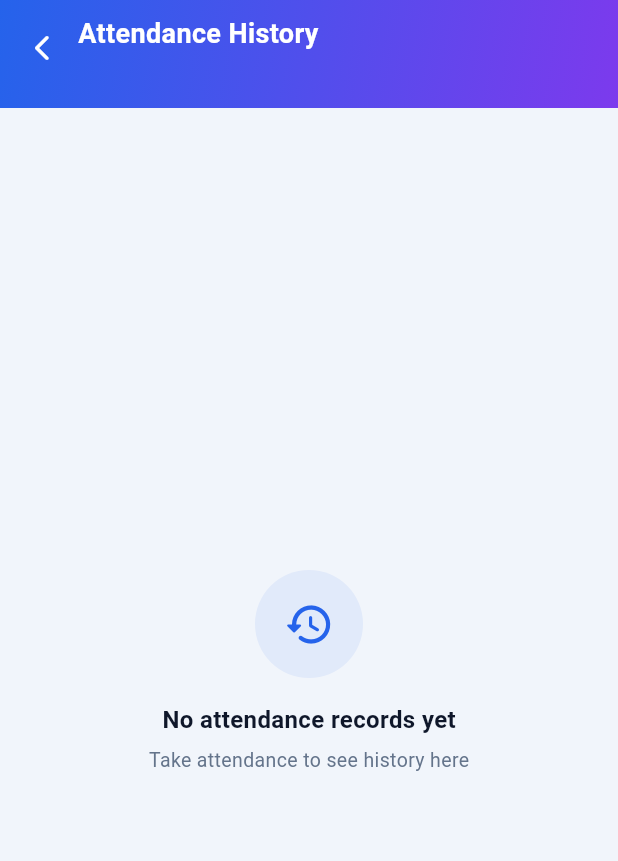
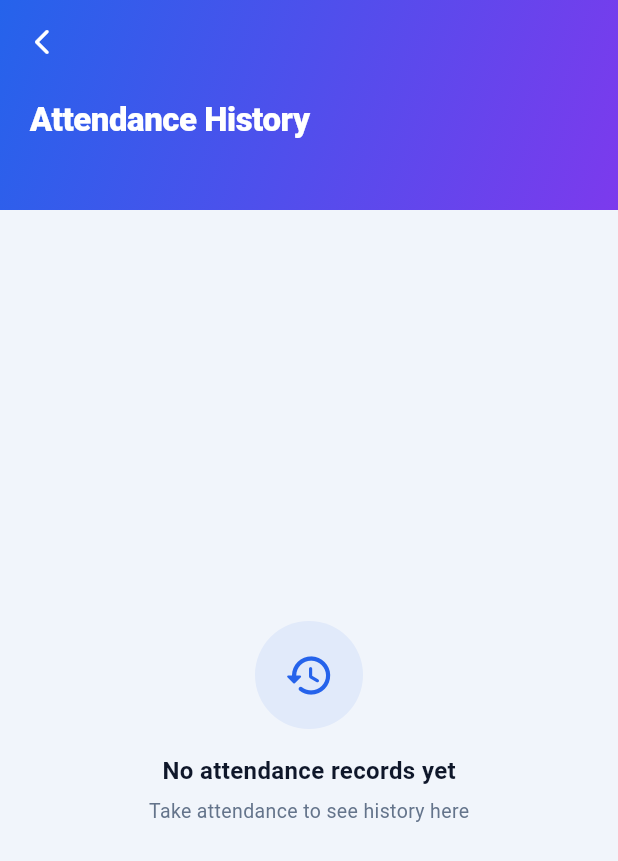
Before and after one commit to mardy-cse/Classora, a Flutter app: the AttendanceHistoryScreen screen opened directly with empty values, on a phone screen of 412 x 824 dp. Shown: the top 861 px of the screen. Run offline on Flutter 3.47's test engine with Material 3 defaults, Android fonts, the phone set to English and light mode, and no system bars; our stand-ins replace cloud_firestore, firebase_auth, firebase_core, google_sign_in; accounts and stored records are empty.

Commit message:
ui: batch detail & attendance history - fade-in title on scroll, equal button widths, status badge beside code, header height 140

```diff
--- a/lib/screens/attendance_history_screen.dart
+++ b/lib/screens/attendance_history_screen.dart
@@ -38,6 +38,7 @@ class _AttendanceHistoryScreenState extends State<AttendanceHistoryScreen>
   bool _loading = true;
   String? _error;
   List<Map<String, dynamic>> _records = [];
+  bool _showTitle = false;
 
   final _uid = FirebaseAuth.instance.currentUser!.uid;
 
@@ -129,12 +130,50 @@ class _AttendanceHistoryScreenState extends State<AttendanceHistoryScreen>
 
   @override
   Widget build(BuildContext context) {
+    final topPad = MediaQuery.of(context).padding.top;
+    final expandedHeight = 140.0;
+
     return Scaffold(
       backgroundColor: _kBg,
-      body: Column(
-        children: [
-          // ── Header ──────────────────────────────────────────────────────
-          Container(
+      body: NotificationListener<ScrollNotification>(
+        onNotification: (n) {
+          if (n is ScrollUpdateNotification) {
+            final collapsed = n.metrics.pixels > 60;
+            if (collapsed != _showTitle) setState(() => _showTitle = collapsed);
+          }
+          return false;
+        },
+        child: CustomScrollView(
+          physics: const BouncingScrollPhysics(),
+          slivers: [
+            // ── AppBar ──────────────────────────────────────────────────────
+            SliverAppBar(
+              pinned: true,
+              expandedHeight: expandedHeight,
+              backgroundColor: _kPrimary,
+              foregroundColor: Colors.white,
+              elevation: 0,
+              automaticallyImplyLeading: false,
+              leading: IconButton(
+                icon: const Icon(Icons.arrow_back_ios_new_rounded,
+                    size: 20, color: Colors.white),
+                onPressed: () => Navigator.of(context).pop(),
+              ),
+              title: AnimatedOpacity(
+                opacity: _showTitle ? 1.0 : 0.0,
+                duration: const Duration(milliseconds: 200),
+                child: Text(
+                  widget.batchName,
+                  style: const TextStyle(
+                    color: Colors.white,
+                    fontSize: 17,
+                    fontWeight: FontWeight.w700,
+                  ),
+                ),
+              ),
+              flexibleSpace: FlexibleSpaceBar(
+                collapseMode: CollapseMode.pin,
+                background: Container(
                   decoration: const BoxDecoration(
                     gradient: LinearGradient(
                       colors: [_kPrimary, _kPurple],
@@ -142,57 +181,28 @@ class _AttendanceHistoryScreenState extends State<AttendanceHistoryScreen>
                       end: Alignment.bottomRight,
                     ),
                   ),
-            child: SafeArea(
-              bottom: false,
                   child: Padding(
-                padding: const EdgeInsets.fromLTRB(4, 8, 16, 16),
-                child: Row(
-                  children: [
-                    IconButton(
-                      icon: const Icon(Icons.arrow_back_ios_new_rounded,
-                          color: Colors.white, size: 20),
-                      onPressed: () => Navigator.of(context).pop(),
-                    ),
-                    Expanded(
+                    padding: EdgeInsets.fromLTRB(20, topPad + kToolbarHeight, 16, 20),
                     child: Column(
                       crossAxisAlignment: CrossAxisAlignment.start,
+                      mainAxisAlignment: MainAxisAlignment.end,
                       children: [
                         const Text(
                           'Attendance History',
                           style: TextStyle(
                             color: Colors.white,
-                              fontSize: 18,
-                              fontWeight: FontWeight.w700,
+                            fontSize: 22,
+                            fontWeight: FontWeight.w800,
+                            letterSpacing: -0.3,
                           ),
                         ),
+                        const SizedBox(height: 6),
                         Text(
                           widget.batchName,
                           style: TextStyle(
-                              color: Colors.white.withOpacity(0.8),
+                            color: Colors.white.withOpacity(0.75),
                             fontSize: 13,
-                              fontWeight: FontWeight.w400,
-                            ),
-                          ),
-                        ],
-                      ),
-                    ),
-                    if (_records.isNotEmpty)
-                      Container(
-                        padding: const EdgeInsets.symmetric(
-                            horizontal: 10, vertical: 5),
-                        decoration: BoxDecoration(
-                          color: Colors.white.withOpacity(0.2),
-                          borderRadius: BorderRadius.circular(20),
-                          border: Border.all(
-                              color: Colors.white.withOpacity(0.35)),
-                        ),
-                        child: Text(
-                          '${_records.length} records',
-                          style: const TextStyle(
-                            color: Colors.white,
-                            fontSize: 12,
                             fontWeight: FontWeight.w600,
-                          ),
                           ),
                         ),
                       ],
@@ -200,23 +210,23 @@ class _AttendanceHistoryScreenState extends State<AttendanceHistoryScreen>
                   ),
                 ),
               ),
+            ),
 
             // ── Content ──────────────────────────────────────────────────────
-          Expanded(
-            child: _loading
-                ? const Center(
-                    child: CircularProgressIndicator(color: _kPrimary))
-                : _error != null
-                    ? _ErrorView(error: _error!, onRetry: _load)
-                    : _records.isEmpty
-                        ? const _EmptyView()
-                        : FadeTransition(
-                            opacity: _fade,
-                            child: ListView.builder(
-                              physics: const BouncingScrollPhysics(),
+            if (_loading)
+              const SliverFillRemaining(
+                child: Center(child: CircularProgressIndicator(color: _kPrimary)),
+              )
+            else if (_error != null)
+              SliverFillRemaining(child: _ErrorView(error: _error!, onRetry: _load))
+            else if (_records.isEmpty)
+              const SliverFillRemaining(child: _EmptyView())
+            else
+              SliverPadding(
                 padding: const EdgeInsets.fromLTRB(16, 16, 16, 32),
-                              itemCount: _records.length,
-                              itemBuilder: (_, i) {
+                sliver: SliverList(
+                  delegate: SliverChildBuilderDelegate(
+                    (_, i) {
                       final r = _records[i];
                       final ts = r['date'] as Timestamp?;
                       final date = ts?.toDate() ?? DateTime.now();
@@ -229,10 +239,12 @@ class _AttendanceHistoryScreenState extends State<AttendanceHistoryScreen>
                         onTap: () => _openAttendance(date),
                       );
                     },
+                    childCount: _records.length,
                   ),
                 ),
               ),
           ],
+        ),
       ),
     );
   }
```
Also changed, not shown: lib/screens/batch_detail_screen.dart (+43 -27 lines). Lines whose indentation alone changed are shown as unchanged.
